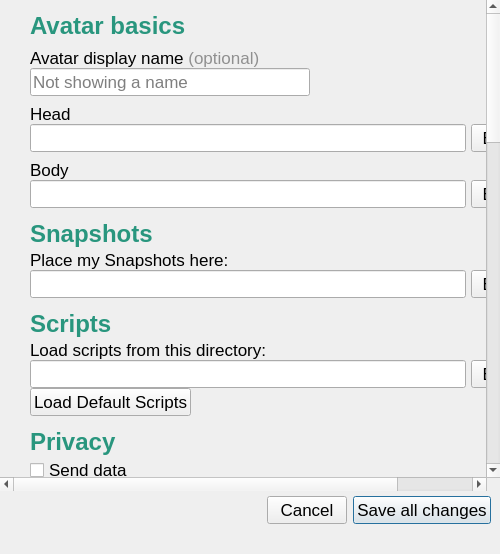
Before: the Qt Designer form interface/ui/preferencesDialog.ui in vircadia/vircadia-native-core, drawn with Qt 5.
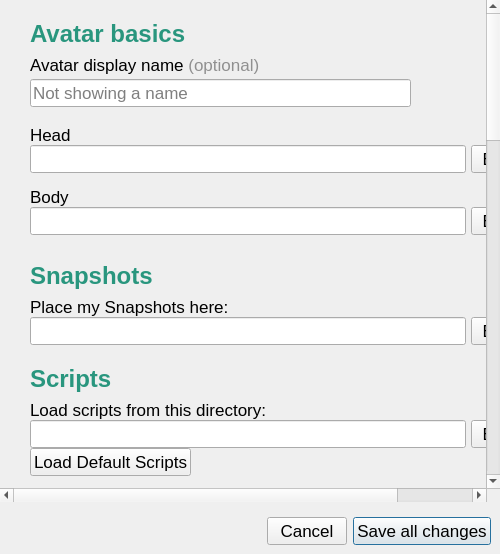
After: the same form once the commit is applied.

Commit message: Update preferences dialog to use layouts throughout

What changed in the file:
```diff
--- a/interface/ui/preferencesDialog.ui
+++ b/interface/ui/preferencesDialog.ui
@@ -33,15 +33,21 @@
     <pointsize>13</pointsize>
    </font>
   </property>
+  <layout class="QVBoxLayout" name="verticalLayout">
+   <property name="leftMargin">
+    <number>0</number>
+   </property>
+   <property name="topMargin">
+    <number>0</number>
+   </property>
+   <property name="rightMargin">
+    <number>0</number>
+   </property>
+   <property name="bottomMargin">
+    <number>0</number>
+   </property>
+   <item>
   <widget class="QScrollArea" name="scrollArea">
-   <property name="geometry">
-    <rect>
-     <x>0</x>
-     <y>0</y>
-     <width>500</width>
-     <height>491</height>
-    </rect>
-   </property>
    <property name="sizePolicy">
     <sizepolicy hsizetype="Expanding" vsizetype="Expanding">
      <horstretch>0</horstretch>
@@ -64,9 +70,9 @@
     <property name="geometry">
      <rect>
       <x>0</x>
-      <y>-825</y>
+        <y>-107</y>
       <width>485</width>
-      <height>1611</height>
+        <height>1550</height>
      </rect>
     </property>
     <layout class="QVBoxLayout" name="verticalLayout_2">
@@ -85,20 +91,24 @@
      <property name="bottomMargin">
       <number>30</number>
      </property>
+       <item>
+        <spacer name="verticalSpacer_3">
+         <property name="orientation">
+          <enum>Qt::Vertical</enum>
+         </property>
+         <property name="sizeType">
+          <enum>QSizePolicy::Fixed</enum>
+         </property>
+         <property name="sizeHint" stdset="0">
+          <size>
+           <width>20</width>
+           <height>20</height>
+          </size>
+         </property>
+        </spacer>
+       </item>
      <item>
       <widget class="QLabel" name="label_11">
-       <property name="minimumSize">
-        <size>
-         <width>0</width>
-         <height>40</height>
-        </size>
-       </property>
-       <property name="baseSize">
-        <size>
-         <width>0</width>
-         <height>40</height>
-        </size>
-       </property>
        <property name="font">
         <font>
          <family>Arial</family>
@@ -108,7 +118,7 @@
         </font>
        </property>
        <property name="styleSheet">
-        <string notr="true">color:#29967e</string>
+          <string notr="true">color:#29967e;</string>
        </property>
        <property name="text">
         <string>Avatar basics</string>
@@ -116,25 +126,21 @@
        <property name="alignment">
         <set>Qt::AlignBottom|Qt::AlignLeading|Qt::AlignLeft</set>
        </property>
-       <property name="margin">
-        <number>0</number>
-       </property>
-      </widget>
-     </item>
+        </widget>
+       </item>
+       <item>
+        <layout class="QVBoxLayout" name="verticalLayout_5">
+         <property name="spacing">
+          <number>0</number>
+         </property>
+         <property name="topMargin">
+          <number>7</number>
+         </property>
+         <property name="bottomMargin">
+          <number>7</number>
+         </property>
      <item>
       <widget class="QLabel" name="avatarDisplayLabel">
-       <property name="sizePolicy">
-        <sizepolicy hsizetype="Fixed" vsizetype="Fixed">
-         <horstretch>0</horstretch>
-         <verstretch>0</verstretch>
-        </sizepolicy>
-       </property>
-       <property name="minimumSize">
-        <size>
-         <width>0</width>
-         <height>28</height>
-        </size>
-       </property>
        <property name="font">
         <font>
          <family>Arial</family>
@@ -152,19 +158,18 @@
       </widget>
      </item>
      <item>
+          <layout class="QHBoxLayout" name="horizontalLayout_17">
+           <property name="topMargin">
+            <number>4</number>
+           </property>
+           <property name="rightMargin">
+            <number>140</number>
+           </property>
+           <property name="bottomMargin">
+            <number>4</number>
+           </property>
+           <item>
       <widget class="QLineEdit" name="displayNameEdit">
-       <property name="sizePolicy">
-        <sizepolicy hsizetype="Fixed" vsizetype="Fixed">
-         <horstretch>0</horstretch>
-         <verstretch>0</verstretch>
-        </sizepolicy>
-       </property>
-       <property name="minimumSize">
-        <size>
-         <width>280</width>
-         <height>0</height>
-        </size>
-       </property>
        <property name="font">
         <font>
          <family>Arial</family>
@@ -173,28 +178,28 @@
        <property name="layoutDirection">
         <enum>Qt::LeftToRight</enum>
        </property>
-       <property name="styleSheet">
-        <string notr="true"/>
-       </property>
        <property name="placeholderText">
         <string>Not showing a name</string>
        </property>
       </widget>
      </item>
+          </layout>
+         </item>
+        </layout>
+       </item>
+       <item>
+        <layout class="QVBoxLayout" name="verticalLayout_4">
+         <property name="spacing">
+          <number>0</number>
+         </property>
+         <property name="topMargin">
+          <number>7</number>
+         </property>
+         <property name="bottomMargin">
+          <number>7</number>
+         </property>
      <item>
       <widget class="QLabel" name="headLabel">
-       <property name="sizePolicy">
-        <sizepolicy hsizetype="Fixed" vsizetype="Fixed">
-         <horstretch>0</horstretch>
-         <verstretch>0</verstretch>
-        </sizepolicy>
-       </property>
-       <property name="minimumSize">
-        <size>
-         <width>0</width>
-         <height>28</height>
-        </size>
-       </property>
        <property name="font">
         <font>
          <family>Arial</family>
@@ -206,9 +211,6 @@
        <property name="alignment">
         <set>Qt::AlignBottom|Qt::AlignLeading|Qt::AlignLeft</set>
        </property>
-       <property name="margin">
-        <number>0</number>
-       </property>
        <property name="buddy">
         <cstring>snapshotLocationEdit</cstring>
        </property>
@@ -216,15 +218,11 @@
      </item>
      <item>
       <layout class="QHBoxLayout" name="horizontalLayout">
-       <item>
-        <widget class="QLineEdit" name="faceURLEdit">
-         <property name="sizePolicy">
-          <sizepolicy hsizetype="Expanding" vsizetype="Fixed">
-           <horstretch>0</horstretch>
-           <verstretch>0</verstretch>
-          </sizepolicy>
-         </property>
-        </widget>
+           <property name="spacing">
+            <number>0</number>
+           </property>
+           <item>
+            <widget class="QLineEdit" name="faceURLEdit"/>
        </item>
        <item>
         <spacer name="horizontalSpacer">
@@ -262,20 +260,21 @@
        </item>
       </layout>
      </item>
+        </layout>
+       </item>
+       <item>
+        <layout class="QVBoxLayout" name="verticalLayout_3">
+         <property name="spacing">
+          <number>0</number>
+         </property>
+         <property name="topMargin">
+          <number>7</number>
+         </property>
+         <property name="bottomMargin">
+          <number>7</number>
+         </property>
      <item>
       <widget class="QLabel" name="headLabel_2">
-       <property name="sizePolicy">
-        <sizepolicy hsizetype="Fixed" vsizetype="Fixed">
-         <horstretch>0</horstretch>
-         <verstretch>0</verstretch>
-        </sizepolicy>
-       </property>
-       <property name="minimumSize">
-        <size>
-         <width>0</width>
-         <height>28</height>
-        </size>
-       </property>
        <property name="font">
         <font>
          <family>Arial</family>
@@ -294,6 +293,9 @@
      </item>
      <item>
       <layout class="QHBoxLayout" name="horizontalLayout_7">
+           <property name="spacing">
+            <number>0</number>
+           </property>
        <item>
         <widget class="QLineEdit" name="skeletonURLEdit">
          <property name="minimumSize">
@@ -340,20 +342,26 @@
        </item>
       </layout>
      </item>
+        </layout>
+       </item>
+       <item>
+        <spacer name="verticalSpacer_2">
+         <property name="orientation">
+          <enum>Qt::Vertical</enum>
+         </property>
+         <property name="sizeType">
+          <enum>QSizePolicy::Fixed</enum>
+         </property>
+         <property name="sizeHint" stdset="0">
+          <size>
+           <width>20</width>
+           <height>20</height>
+          </size>
+         </property>
+        </spacer>
+       </item>
      <item>
       <widget class="QLabel" name="avatarTitleLabel_2">
-       <property name="sizePolicy">
-        <sizepolicy hsizetype="Fixed" vsizetype="Fixed">
-         <horstretch>0</horstretch>
-         <verstretch>0</verstretch>
-        </sizepolicy>
-       </property>
-       <property name="minimumSize">
-        <size>
-         <width>0</width>
-         <height>40</height>
-        </size>
-       </property>
        <property name="font">
         <font>
          <family>Arial</family>
@@ -374,19 +382,18 @@
       </widget>
      </item>
      <item>
+        <layout class="QVBoxLayout" name="verticalLayout_6">
+         <property name="spacing">
+          <number>0</number>
+         </property>
+         <property name="topMargin">
+          <number>7</number>
+         </property>
+         <property name="bottomMargin">
+          <number>0</number>
+         </property>
+         <item>
       <widget class="QLabel" name="headLabel_3">
-       <property name="sizePolicy">
-        <sizepolicy hsizetype="Fixed" vsizetype="Fixed">
-         <horstretch>0</horstretch>
-         <verstretch>0</verstretch>
-        </sizepolicy>
-       </property>
-       <property name="minimumSize">
-        <size>
-         <width>0</width>
-         <height>22</height>
-        </size>
-       </property>
        <property name="font">
         <font>
          <family>Arial</family>
@@ -408,14 +415,11 @@
      </item>
      <item>
       <layout class="QHBoxLayout" name="horizontalLayout_1">
+           <property name="spacing">
+            <number>0</number>
+           </property>
        <item>
         <widget class="QLineEdit" name="snapshotLocationEdit">
-         <property name="sizePolicy">
-          <sizepolicy hsizetype="Expanding" vsizetype="Fixed">
-           <horstretch>0</horstretch>
-           <verstretch>0</verstretch>
-          </sizepolicy>
-         </property>
          <property name="font">
           <font>
            <family>Arial</family>
@@ -459,20 +463,26 @@
        </item>
       </layout>
      </item>
+        </layout>
+       </item>
+       <item>
+        <spacer name="verticalSpacer_4">
+         <property name="orientation">
+          <enum>Qt::Vertical</enum>
+         </property>
+         <property name="sizeType">
+          <enum>QSizePolicy::Fixed</enum>
+         </property>
+         <property name="sizeHint" stdset="0">
+          <size>
+           <width>20</width>
+           <height>20</height>
+          </size>
+         </property>
+        </spacer>
+       </item>
      <item>
       <widget class="QLabel" name="avatarTitleLabel_3">
-       <property name="sizePolicy">
-        <sizepolicy hsizetype="Fixed" vsizetype="Fixed">
-         <horstretch>0</horstretch>
-         <verstretch>0</verstretch>
-        </sizepolicy>
-       </property>
-       <property name="minimumSize">
-        <size>
-         <width>0</width>
-         <height>40</height>
-        </size>
-       </property>
        <property name="font">
         <font>
          <family>Arial</family>
@@ -493,19 +503,18 @@
       </widget>
      </item>
      <item>
+        <layout class="QVBoxLayout" name="verticalLayout_7">
+         <property name="spacing">
+          <number>0</number>
+         </property>
+         <property name="topMargin">
+          <number>7</number>
+         </property>
+         <property name="bottomMargin">
+          <number>0</number>
+         </property>
+         <item>
       <widget class="QLabel" name="headLabel_4">
-       <property name="sizePolicy">
-        <sizepolicy hsizetype="Fixed" vsizetype="Fixed">
-         <horstretch>0</horstretch>
-         <verstretch>0</verstretch>
-        </sizepolicy>
-       </property>
-       <property name="minimumSize">
-        <size>
-         <width>0</width>
-         <height>22</height>
-        </size>
-       </property>
        <property name="font">
         <font>
          <family>Arial</family>
@@ -527,6 +536,9 @@
      </item>
      <item>
       <layout class="QHBoxLayout" name="horizontalLayout_11">
+           <property name="spacing">
+            <number>0</number>
+           </property>
        <item>
         <widget class="QLineEdit" name="scriptsLocationEdit">
          <property name="sizePolicy">
@@ -578,6 +590,8 @@
        </item>
       </layout>
      </item>
+        </layout>
+       </item>
      <item>
       <widget class="QPushButton" name="buttonReloadDefaultScripts">
        <property name="sizePolicy">
@@ -608,20 +622,24 @@
        </property>
       </widget>
      </item>
+       <item>
+        <spacer name="verticalSpacer_5">
+         <property name="orientation">
+          <enum>Qt::Vertical</enum>
+         </property>
+         <property name="sizeType">
+          <enum>QSizePolicy::Fixed</enum>
+         </property>
+         <property name="sizeHint" stdset="0">
+          <size>
+           <width>20</width>
+           <height>20</height>
+          </size>
+         </property>
+        </spacer>
+       </item>
      <item>
       <widget class="QLabel" name="privacyLabel">
-       <property name="sizePolicy">
-        <sizepolicy hsizetype="Fixed" vsizetype="Fixed">
-         <horstretch>0</horstretch>
-         <verstretch>0</verstretch>
-        </sizepolicy>
-       </property>
-       <property name="minimumSize">
-        <size>
-         <width>0</width>
-         <height>40</height>
-        </size>
-       </property>
        <property name="font">
         <font>
          <family>Arial</family>
@@ -683,20 +701,24 @@
        </property>
       </widget>
      </item>
+       <item>
+        <spacer name="verticalSpacer_8">
+         <property name="orientation">
+          <enum>Qt::Vertical</enum>
+         </property>
+         <property name="sizeType">
+          <enum>QSizePolicy::Fixed</enum>
+         </property>
+         <property name="sizeHint" stdset="0">
+          <size>
+           <width>20</width>
+           <height>20</height>
+          </size>
+         </property>
+        </spacer>
+       </item>
      <item>
       <widget class="QLabel" name="avatarTitleLabel">
-       <property name="sizePolicy">
-        <sizepolicy hsizetype="Fixed" vsizetype="Fixed">
-         <horstretch>0</horstretch>
-         <verstretch>0</verstretch>
-        </sizepolicy>
-       </property>
-       <property name="minimumSize">
-        <size>
-         <width>0</width>
-         <height>40</height>
-        </size>
-       </property>
        <property name="font">
         <font>
          <family>Arial</family>
@@ -1272,20 +1294,24 @@
        </item>
       </layout>
      </item>
+       <item>
+        <spacer name="verticalSpacer_9">
+         <property name="orientation">
+          <enum>Qt::Vertical</enum>
+         </property>
+         <property name="sizeType">
+          <enum>QSizePolicy::Fixed</enum>
+         </property>
+         <property name="sizeHint" stdset="0">
+          <size>
+           <width>20</width>
+           <height>20</height>
+          </size>
+         </property>
+        </spacer>
+       </item>
      <item>
       <widget class="QLabel" name="octreeTitleLabel_2">
-       <property name="sizePolicy">
-        <sizepolicy hsizetype="Preferred" vsizetype="Minimum">
-         <horstretch>0</horstretch>
-         <verstretch>0</verstretch>
-        </sizepolicy>
-       </property>
-       <property name="minimumSize">
-        <size>
-         <width>0</width>
-         <height>40</height>
-        </size>
-       </property>
        <property name="font">
         <font>
          <family>Arial</family>
@@ -1306,19 +1332,15 @@
       </widget>
      </item>
      <item>
+        <layout class="QHBoxLayout" name="horizontalLayout_14">
+         <property name="topMargin">
+          <number>7</number>
+         </property>
+         <property name="bottomMargin">
+          <number>7</number>
+         </property>
+         <item>
       <widget class="QCheckBox" name="dynamicJitterBuffersCheckBox">
-       <property name="sizePolicy">
-        <sizepolicy hsizetype="Fixed" vsizetype="Fixed">
-         <horstretch>0</horstretch>
-         <verstretch>0</verstretch>
-        </sizepolicy>
-       </property>
-       <property name="minimumSize">
-        <size>
-         <width>0</width>
-         <height>40</height>
-        </size>
-       </property>
        <property name="baseSize">
         <size>
          <width>0</width>
@@ -1335,6 +1357,8 @@
        </property>
       </widget>
      </item>
+        </layout>
+       </item>
      <item>
       <layout class="QHBoxLayout" name="horizontalLayout_8">
        <property name="spacing">
@@ -1494,19 +1518,15 @@
       </layout>
      </item>
      <item>
+        <layout class="QHBoxLayout" name="horizontalLayout_18">
+         <property name="topMargin">
+          <number>7</number>
+         </property>
+         <property name="bottomMargin">
+          <number>7</number>
+         </property>
+         <item>
       <widget class="QCheckBox" name="useStdevForJitterCalcCheckBox">
-       <property name="sizePolicy">
-        <sizepolicy hsizetype="Minimum" vsizetype="Fixed">
-         <horstretch>0</horstretch>
-         <verstretch>0</verstretch>
-        </sizepolicy>
-       </property>
-       <property name="minimumSize">
-        <size>
-         <width>0</width>
-         <height>40</height>
-        </size>
-       </property>
        <property name="baseSize">
         <size>
          <width>0</width>
@@ -1529,6 +1549,8 @@
        </property>
       </widget>
      </item>
+        </layout>
+       </item>
      <item>
       <layout class="QHBoxLayout" name="horizontalLayout_20">
        <property name="spacing">
@@ -1794,19 +1816,15 @@
       </layout>
      </item>
      <item>
+        <layout class="QHBoxLayout" name="horizontalLayout_19">
+         <property name="topMargin">
+          <number>7</number>
+         </property>
+         <property name="bottomMargin">
+          <number>7</number>
+         </property>
+         <item>
       <widget class="QCheckBox" name="repetitionWithFadeCheckBox">
-       <property name="sizePolicy">
-        <sizepolicy hsizetype="Minimum" vsizetype="Fixed">
-         <horstretch>0</horstretch>
-         <verstretch>0</verstretch>
-        </sizepolicy>
-       </property>
-       <property name="minimumSize">
-        <size>
-         <width>32</width>
-         <height>40</height>
-        </size>
-       </property>
        <property name="baseSize">
         <size>
          <width>0</width>
@@ -1829,6 +1847,8 @@
        </property>
       </widget>
      </item>
+        </layout>
+       </item>
      <item>
       <layout class="QHBoxLayout" name="horizontalLayout_23">
        <property name="spacing">
@@ -1918,19 +1938,15 @@
       </layout>
      </item>
      <item>
+        <layout class="QHBoxLayout" name="horizontalLayout_24">
+         <property name="topMargin">
+          <number>7</number>
+         </property>
+         <property name="bottomMargin">
+          <number>7</number>
+         </property>
+         <item>
       <widget class="QCheckBox" name="outputStarveDetectionCheckBox">
-       <property name="sizePolicy">
-        <sizepolicy hsizetype="Minimum" vsizetype="Fixed">
-         <horstretch>0</horstretch>
-         <verstretch>0</verstretch>
-        </sizepolicy>
-       </property>
-       <property name="minimumSize">
-        <size>
-         <width>32</width>
-         <height>40</height>
-        </size>
-       </property>
        <property name="baseSize">
         <size>
          <width>0</width>
@@ -1953,6 +1969,8 @@
        </property>
       </widget>
      </item>
+        </layout>
+       </item>
      <item>
       <layout class="QHBoxLayout" name="horizontalLayout_27">
        <property name="spacing">
@@ -2129,20 +2147,24 @@
        </item>
       </layout>
      </item>
+       <item>
+        <spacer name="verticalSpacer_7">
+         <property name="orientation">
+          <enum>Qt::Vertical</enum>
+         </property>
+         <property name="sizeType">
+          <enum>QSizePolicy::Fixed</enum>
+         </property>
+         <property name="sizeHint" stdset="0">
+          <size>
+           <width>20</width>
+           <height>20</height>
+          </size>
+         </property>
+        </spacer>
+       </item>
      <item>
       <widget class="QLabel" name="octreeTitleLabel">
-       <property name="sizePolicy">
-        <sizepolicy hsizetype="Preferred" vsizetype="Minimum">
-         <horstretch>0</horstretch>
-         <verstretch>0</verstretch>
-        </sizepolicy>
-       </property>
-       <property name="minimumSize">
-        <size>
-         <width>0</width>
-         <height>40</height>
-        </size>
-       </property>
        <property name="font">
         <font>
          <family>Arial</family>
@@ -2238,20 +2260,24 @@
        </item>
       </layout>
      </item>
+       <item>
+        <spacer name="verticalSpacer">
+         <property name="orientation">
+          <enum>Qt::Vertical</enum>
+         </property>
+         <property name="sizeType">
+          <enum>QSizePolicy::Fixed</enum>
+         </property>
+         <property name="sizeHint" stdset="0">
+          <size>
+           <width>20</width>
+           <height>20</height>
+          </size>
+         </property>
+        </spacer>
+       </item>
      <item>
       <widget class="QLabel" name="oculusRiftTitleLabel">
-       <property name="sizePolicy">
-        <sizepolicy hsizetype="Preferred" vsizetype="Minimum">
-         <horstretch>0</horstretch>
-         <verstretch>0</verstretch>
-        </sizepolicy>
-       </property>
-       <property name="minimumSize">
-        <size>
-         <width>0</width>
-         <height>40</height>
-        </size>
-       </property>
        <property name="font">
         <font>
          <family>Arial</family>
@@ -2347,20 +2373,24 @@
        </item>
       </layout>
      </item>
+       <item>
+        <spacer name="verticalSpacer_6">
+         <property name="orientation">
+          <enum>Qt::Vertical</enum>
+         </property>
+         <property name="sizeType">
+          <enum>QSizePolicy::Fixed</enum>
+         </property>
+         <property name="sizeHint" stdset="0">
+          <size>
+           <width>20</width>
+           <height>20</height>
+          </size>
+         </property>
+        </spacer>
+       </item>
      <item>
       <widget class="QLabel" name="sixenseControllersTitleLabel">
-       <property name="sizePolicy">
-        <sizepolicy hsizetype="Preferred" vsizetype="Minimum">
-         <horstretch>0</horstretch>
-         <verstretch>0</verstretch>
-        </sizepolicy>
-       </property>
-       <property name="minimumSize">
-        <size>
-         <width>0</width>
-         <height>40</height>
-        </size>
-       </property>
        <property name="font">
         <font>
          <family>Arial</family>
@@ -2381,13 +2411,15 @@
       </widget>
      </item>
      <item>
+        <layout class="QHBoxLayout" name="horizontalLayout_26">
+         <property name="topMargin">
+          <number>7</number>
+         </property>
+         <property name="bottomMargin">
+          <number>7</number>
+         </property>
+         <item>
       <widget class="QCheckBox" name="invertSixenseButtonsCheckBox">
-       <property name="minimumSize">
-        <size>
-         <width>0</width>
-         <height>35</height>
-        </size>
-       </property>
        <property name="baseSize">
         <size>
          <width>0</width>
@@ -2410,6 +2442,8 @@
        </property>
       </widget>
      </item>
+        </layout>
+       </item>
      <item>
       <layout class="QHBoxLayout" name="horizontalLayout_16">
        <property name="spacing">
@@ -2486,30 +2520,17 @@
     </layout>
    </widget>
   </widget>
+   </item>
+   <item>
   <widget class="QFrame" name="buttonsPanel">
-   <property name="geometry">
-    <rect>
-     <x>0</x>
-     <y>490</y>
-     <width>501</width>
-     <height>50</height>
-    </rect>
-   </property>
    <property name="frameShape">
     <enum>QFrame::NoFrame</enum>
    </property>
    <property name="frameShadow">
     <enum>QFrame::Raised</enum>
    </property>
-   <widget class="QWidget" name="horizontalLayoutWidget">
-    <property name="geometry">
-     <rect>
-      <x>0</x>
-      <y>0</y>
-      <width>491</width>
-      <height>41</height>
-     </rect>
-    </property>
+     <layout class="QHBoxLayout" name="horizontalLayout_12">
+      <item>
     <layout class="QHBoxLayout" name="buttonsHBox_2">
      <item>
       <spacer name="horizontalSpacer_14">
@@ -2558,8 +2579,11 @@
       </widget>
      </item>
     </layout>
-   </widget>
-  </widget>
+      </item>
+     </layout>
+    </widget>
+   </item>
+  </layout>
  </widget>
  <resources/>
  <connections>
```
Lines whose indentation alone changed are shown as unchanged.
